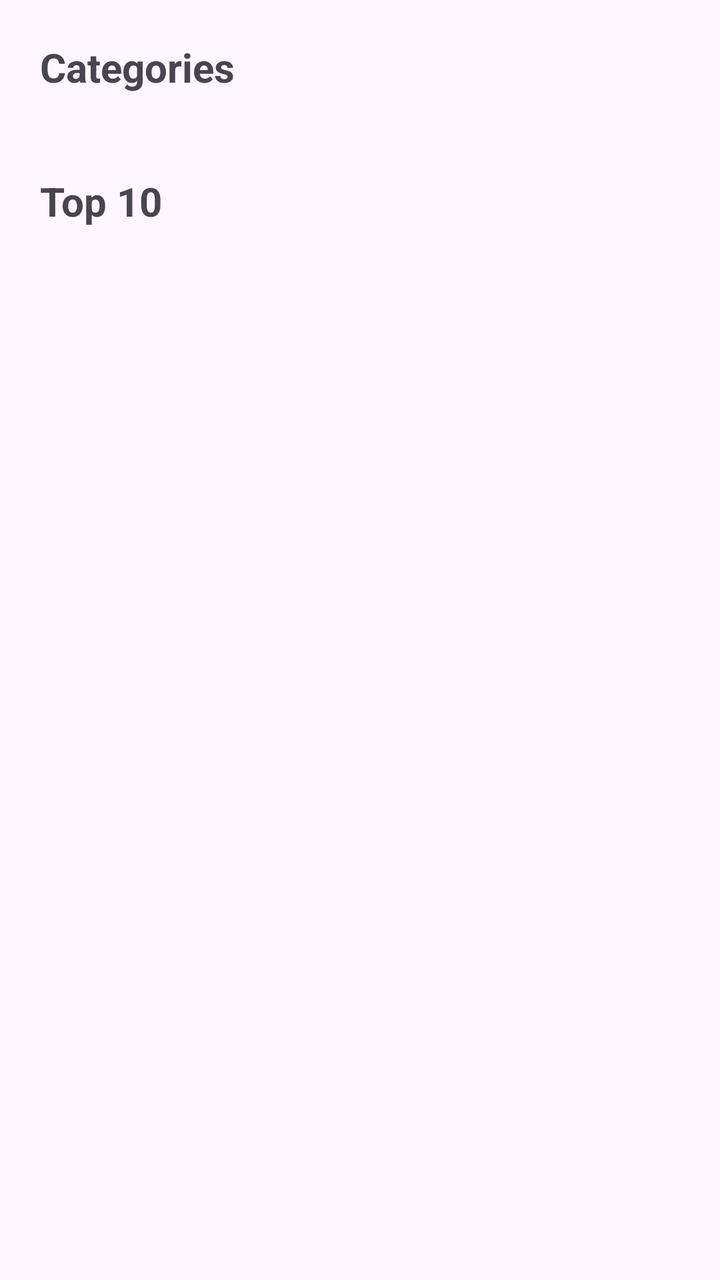
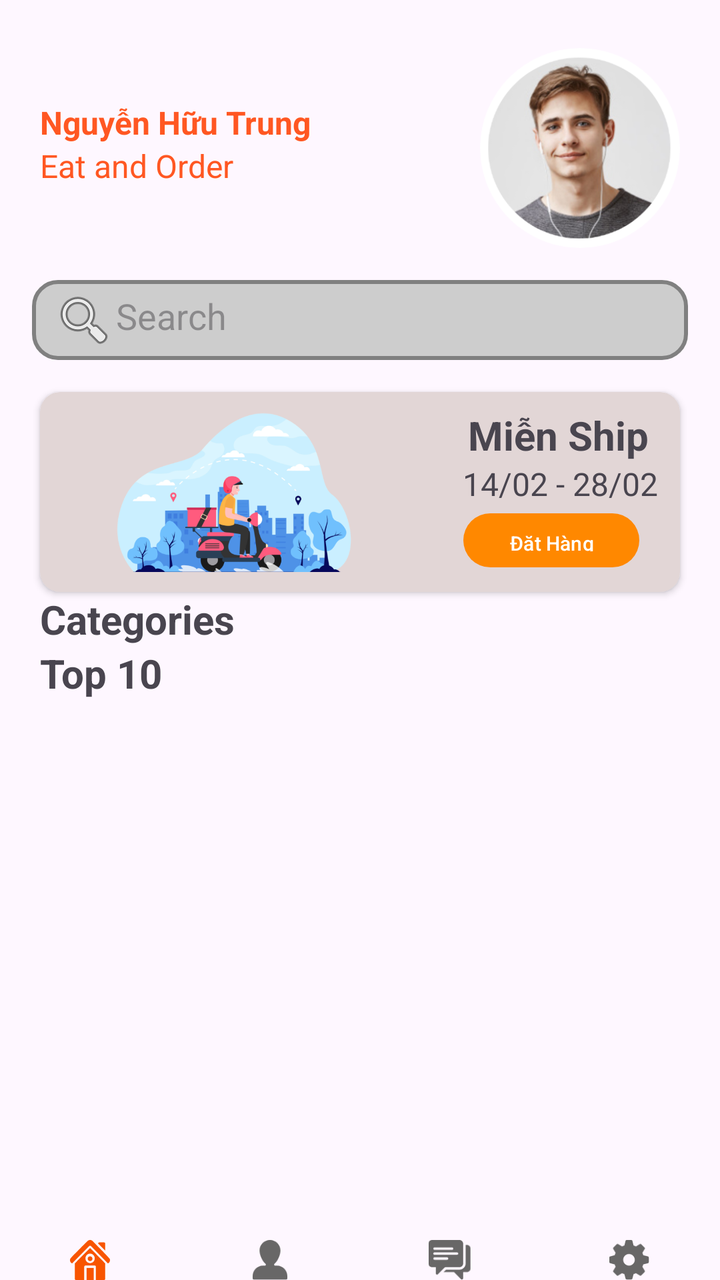

An Android layout rendered at two revisions. The XML below is the earlier revision; the diff shows what the commit changed to produce the second picture.
<!-- AndroidManifest.xml: application theme Theme.Kiemtra -->
<!-- res/layout/activity_main.xml -->
<?xml version="1.0" encoding="utf-8"?>
<androidx.constraintlayout.widget.ConstraintLayout xmlns:android="http://schemas.android.com/apk/res/android"
    xmlns:app="http://schemas.android.com/apk/res-auto"
    xmlns:tools="http://schemas.android.com/tools"
    android:id="@+id/main"
    android:layout_width="match_parent"
    android:layout_height="match_parent"
    tools:context=".MainActivity">

    <LinearLayout
        android:layout_width="match_parent"
        android:layout_height="match_parent"
        android:orientation="vertical"
        app:layout_constraintBottom_toBottomOf="parent"
        app:layout_constraintEnd_toEndOf="parent"
        app:layout_constraintStart_toStartOf="parent"
        app:layout_constraintTop_toTopOf="parent">

        <LinearLayout
            android:layout_width="match_parent"
            android:layout_height="wrap_content"
            android:orientation="vertical">

        </LinearLayout>

        <TextView
            android:id="@+id/textView2"
            android:layout_width="match_parent"
            android:layout_height="wrap_content"
            android:padding="20dp"
            android:text="Categories"
            android:textSize="20sp"
            android:textStyle="bold" />

        <LinearLayout
            android:layout_width="match_parent"
            android:layout_height="wrap_content"
            android:orientation="vertical">

            <androidx.recyclerview.widget.RecyclerView
                android:id="@+id/recycleView_categories"
                android:layout_width="match_parent"
                android:layout_height="match_parent" />
        </LinearLayout>

        <LinearLayout
            android:layout_width="match_parent"
            android:layout_height="match_parent"
            android:orientation="vertical">

            <TextView
                android:layout_width="match_parent"
                android:layout_height="wrap_content"
                android:padding="20dp"
                android:text="Top 10 "
                android:textSize="20sp"
                android:textStyle="bold" />

            <GridView
                android:id="@+id/grivView_top10"
                android:layout_width="match_parent"
                android:layout_height="wrap_content"
                android:layout_marginStart="20dp"
                android:layout_marginEnd="20dp"
                android:numColumns="2" />
        </LinearLayout>

        <LinearLayout
            android:layout_width="match_parent"
            android:layout_height="match_parent"
            android:orientation="vertical">

        </LinearLayout>

    </LinearLayout>
</androidx.constraintlayout.widget.ConstraintLayout>
<!-- resources referenced by this layout -->
<resources>
  <style name="Theme.Kiemtra" parent="Base.Theme.Kiemtra" />
  <style name="Base.Theme.Kiemtra" parent="Theme.Material3.DayNight.NoActionBar">
          
          
      </style>
</resources>

<!-- the commit's change to res/layout/activity_main.xml (unified diff, before → after) -->
@@ -16,18 +16,133 @@
         app:layout_constraintStart_toStartOf="parent"
         app:layout_constraintTop_toTopOf="parent">
 
-        <LinearLayout
-            android:layout_width="match_parent"
-            android:layout_height="wrap_content"
-            android:orientation="vertical">
-
-        </LinearLayout>
+        <androidx.constraintlayout.widget.ConstraintLayout
+            android:layout_width="match_parent"
+            android:layout_height="wrap_content"
+            android:layout_marginStart="20dp"
+            android:layout_marginTop="20dp"
+            android:layout_marginEnd="20dp">
+
+            <LinearLayout
+                android:layout_width="wrap_content"
+                android:layout_height="match_parent"
+                android:orientation="vertical"
+                app:layout_constraintBottom_toBottomOf="parent"
+                app:layout_constraintStart_toStartOf="parent"
+                app:layout_constraintTop_toTopOf="parent">
+
+                <TextView
+                    android:id="@+id/textView_userName"
+                    android:layout_width="match_parent"
+                    android:layout_height="wrap_content"
+                    android:text="Nguyễn Hữu Trung"
+                    android:textColor="#ff5722"
+                    android:textSize="16sp"
+                    android:textStyle="bold" />
+
+                <TextView
+                    android:id="@+id/textView4"
+                    android:layout_width="match_parent"
+                    android:layout_height="wrap_content"
+                    android:text="Eat and Order"
+                    android:textColor="#ff5722"
+                    android:textSize="16sp" />
+
+            </LinearLayout>
+
+            <ImageView
+                android:id="@+id/imageView6"
+                android:layout_width="100dp"
+                android:layout_height="100dp"
+                android:layout_marginTop="4dp"
+                app:layout_constraintEnd_toEndOf="parent"
+                app:layout_constraintTop_toTopOf="parent"
+                app:srcCompat="@drawable/profile" />
+
+        </androidx.constraintlayout.widget.ConstraintLayout>
+
+        <EditText
+            android:id="@+id/search_bar"
+            android:layout_width="match_parent"
+            android:layout_height="40dp"
+            android:layout_margin="16dp"
+            android:background="@drawable/search_background"
+            android:drawableStart="@android:drawable/ic_menu_search"
+            android:gravity="center_vertical"
+            android:hint="Search"
+            android:padding="10dp" />
+
+        <androidx.cardview.widget.CardView
+            android:layout_width="match_parent"
+            android:layout_height="100dp"
+            android:layout_marginStart="20dp"
+            android:layout_marginEnd="20dp"
+            android:background="#DCA5A5"
+            android:backgroundTint="#E2D6D6"
+            app:cardCornerRadius="10dp" >
+
+            <androidx.constraintlayout.widget.ConstraintLayout
+                android:layout_width="match_parent"
+                android:layout_height="match_parent">
+
+                <Button
+                    android:id="@+id/button5"
+                    android:layout_width="wrap_content"
+                    android:layout_height="35dp"
+                    android:layout_marginStart="87dp"
+                    android:layout_marginEnd="96dp"
+                    android:paddingHorizontal="16dp"
+                    android:paddingVertical="8dp"
+                    android:text="Đặt Hàng"
+                    android:textColor="#FFFFFF"
+                    android:textSize="10sp"
+                    app:backgroundTint="#FF8800"
+                    app:layout_constraintEnd_toEndOf="parent"
+                    app:layout_constraintStart_toEndOf="@+id/imageView7"
+                    app:layout_constraintTop_toBottomOf="@+id/textView7" />
+
+                <TextView
+                    android:id="@+id/textView7"
+                    android:layout_width="wrap_content"
+                    android:layout_height="wrap_content"
+                    android:text="14/02 - 28/02"
+                    android:textSize="16sp"
+                    app:layout_constraintEnd_toEndOf="parent"
+                    app:layout_constraintStart_toEndOf="@+id/imageView7"
+                    app:layout_constraintTop_toBottomOf="@+id/textView_userName2" />
+
+                <TextView
+                    android:id="@+id/textView_userName2"
+                    android:layout_width="wrap_content"
+                    android:layout_height="wrap_content"
+                    android:layout_marginTop="8dp"
+                    android:text="Miễn Ship"
+                    android:textSize="20sp"
+                    android:textStyle="bold"
+                    app:layout_constraintEnd_toEndOf="parent"
+                    app:layout_constraintHorizontal_bias="0.474"
+                    app:layout_constraintStart_toEndOf="@+id/imageView7"
+                    app:layout_constraintTop_toTopOf="parent" />
+
+                <ImageView
+                    android:id="@+id/imageView7"
+                    android:layout_width="200dp"
+                    android:layout_height="0dp"
+                    android:padding="10dp"
+                    app:layout_constraintBottom_toBottomOf="parent"
+                    app:layout_constraintStart_toStartOf="parent"
+                    app:layout_constraintTop_toTopOf="parent"
+                    app:srcCompat="@drawable/image_banner" />
+
+            </androidx.constraintlayout.widget.ConstraintLayout>
+        </androidx.cardview.widget.CardView>
 
         <TextView
             android:id="@+id/textView2"
             android:layout_width="match_parent"
             android:layout_height="wrap_content"
-            android:padding="20dp"
+            android:paddingStart="20dp"
+            android:paddingEnd="20dp"
             android:text="Categories"
             android:textSize="20sp"
             android:textStyle="bold" />
@@ -40,18 +155,19 @@
             <androidx.recyclerview.widget.RecyclerView
                 android:id="@+id/recycleView_categories"
                 android:layout_width="match_parent"
-                android:layout_height="match_parent" />
+                android:layout_height="wrap_content" />
         </LinearLayout>
 
         <LinearLayout
             android:layout_width="match_parent"
-            android:layout_height="match_parent"
+            android:layout_height="wrap_content"
             android:orientation="vertical">
 
             <TextView
                 android:layout_width="match_parent"
                 android:layout_height="wrap_content"
-                android:padding="20dp"
+                android:paddingStart="20dp"
+                android:paddingEnd="20dp"
                 android:text="Top 10 "
                 android:textSize="20sp"
                 android:textStyle="bold" />
@@ -59,7 +175,7 @@
             <GridView
                 android:id="@+id/grivView_top10"
                 android:layout_width="match_parent"
-                android:layout_height="wrap_content"
+                android:layout_height="250dp"
                 android:layout_marginStart="20dp"
                 android:layout_marginEnd="20dp"
                 android:numColumns="2" />
@@ -67,9 +183,93 @@
 
         <LinearLayout
             android:layout_width="match_parent"
-            android:layout_height="match_parent"
-            android:orientation="vertical">
-
+            android:layout_height="wrap_content"
+            android:layout_marginTop="20dp"
+            android:orientation="horizontal">
+
+            <LinearLayout
+                android:id="@+id/homeBtn"
+                android:layout_width="0dp"
+                android:layout_height="match_parent"
+                android:layout_weight="0.2"
+                android:orientation="vertical">
+
+                <ImageView
+                    android:layout_width="match_parent"
+                    android:layout_height="wrap_content"
+                    app:srcCompat="@drawable/bottom_btn1" />
+
+                <TextView
+                    android:layout_width="match_parent"
+                    android:layout_height="wrap_content"
+                    android:text="Home"
+                    android:textAlignment="center"
+                    android:textColor="#676767"
+                    android:textSize="12sp" />
+            </LinearLayout>
+
+            <LinearLayout
+                android:id="@+id/profileBtn"
+                android:layout_width="0dp"
+                android:layout_height="match_parent"
+                android:layout_weight="0.2"
+                android:orientation="vertical">
+
+                <ImageView
+                    android:layout_width="match_parent"
+                    android:layout_height="wrap_content"
+                    app:srcCompat="@drawable/bottom_btn2" />
+
+                <TextView
+                    android:layout_width="match_parent"
+                    android:layout_height="wrap_content"
+                    android:text="Profile"
+                    android:textAlignment="center"
+                    android:textColor="#676767"
+                    android:textSize="12sp" />
+            </LinearLayout>
+
+            <LinearLayout
+                android:id="@+id/supportBtn"
+                android:layout_width="0dp"
+                android:layout_height="match_parent"
+                android:layout_weight="0.2"
+                android:orientation="vertical">
+
+                <ImageView
+                    android:layout_width="match_parent"
+                    android:layout_height="wrap_content"
+                    app:srcCompat="@drawable/bottom_btn3" />
+
+                <TextView
+                    android:layout_width="match_parent"
+                    android:layout_height="wrap_content"
+                    android:text="Support"
+                    android:textAlignment="center"
+                    android:textColor="#676767"
+                    android:textSize="12sp" />
+            </LinearLayout>
+
+            <LinearLayout
+                android:id="@+id/settingsBtn"
+                android:layout_width="0dp"
+                android:layout_height="match_parent"
+                android:layout_weight="0.2"
+                android:orientation="vertical">
+
+                <ImageView
+                    android:layout_width="match_parent"
+                    android:layout_height="wrap_content"
+                    app:srcCompat="@drawable/bottom_btn4" />
+
+                <TextView
+                    android:layout_width="match_parent"
+                    android:layout_height="wrap_content"
+                    android:text="Settings"
+                    android:textAlignment="center"
+                    android:textColor="#676767"
+                    android:textSize="12sp" />
+            </LinearLayout>
         </LinearLayout>
 
     </LinearLayout>
<!-- resource entries referenced after the edit -->
@@ -1,5 +1,21 @@
 <!-- resources referenced by this layout -->
 <resources>
+  <!-- drawable bottom_btn1: png bitmap (drawable-hdpi, 665 bytes) -->
+  <!-- drawable bottom_btn2: png bitmap (drawable-hdpi, 641 bytes) -->
+  <!-- drawable bottom_btn3: png bitmap (drawable-hdpi, 658 bytes) -->
+  <!-- drawable bottom_btn4: png bitmap (drawable-hdpi, 824 bytes) -->
+  <!-- drawable image_banner: png bitmap (drawable-hdpi, 37570 bytes) -->
+  <!-- drawable profile: png bitmap (drawable-hdpi, 18337 bytes) -->
+  <!-- drawable search_background (drawable) -->
+  <?xml version="1.0" encoding="utf-8"?>
+  <shape xmlns:android="http://schemas.android.com/apk/res/android" android:shape="rectangle">
+      
+      <corners android:radius="12dp"/>
+      
+      <solid android:color="#cdcdcd"/>
+      
+      <stroke android:width="2dp" android:color="#808080"/>
+  </shape>
   <style name="Theme.Kiemtra" parent="Base.Theme.Kiemtra" />
   <style name="Base.Theme.Kiemtra" parent="Theme.Material3.DayNight.NoActionBar">
           
